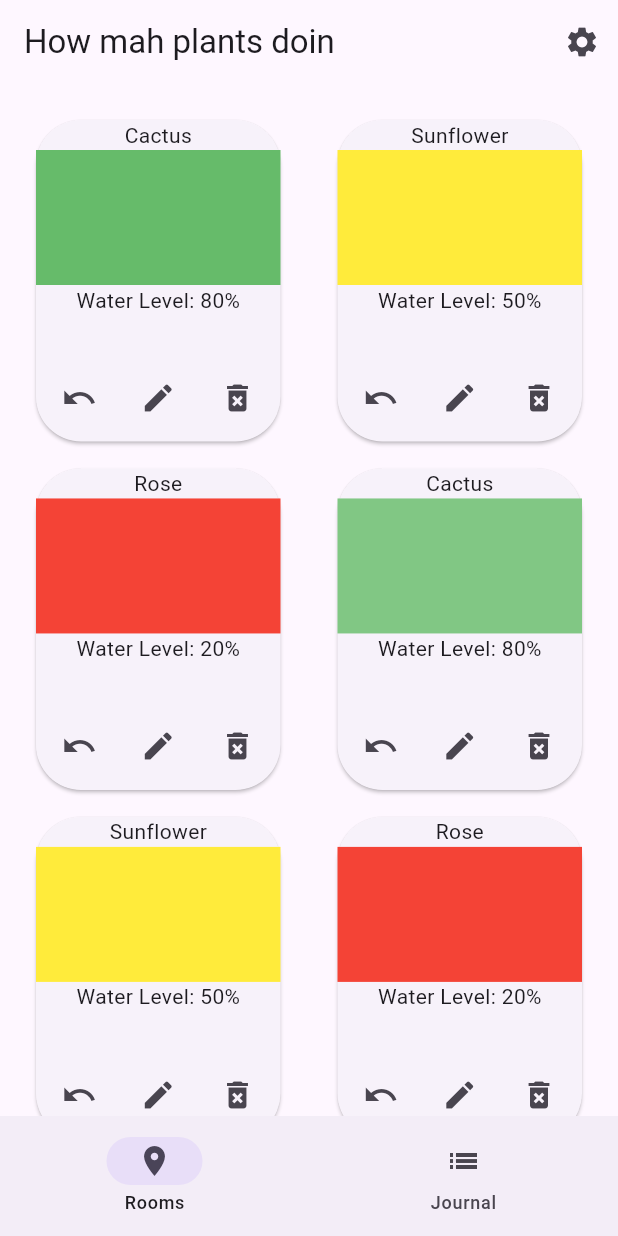
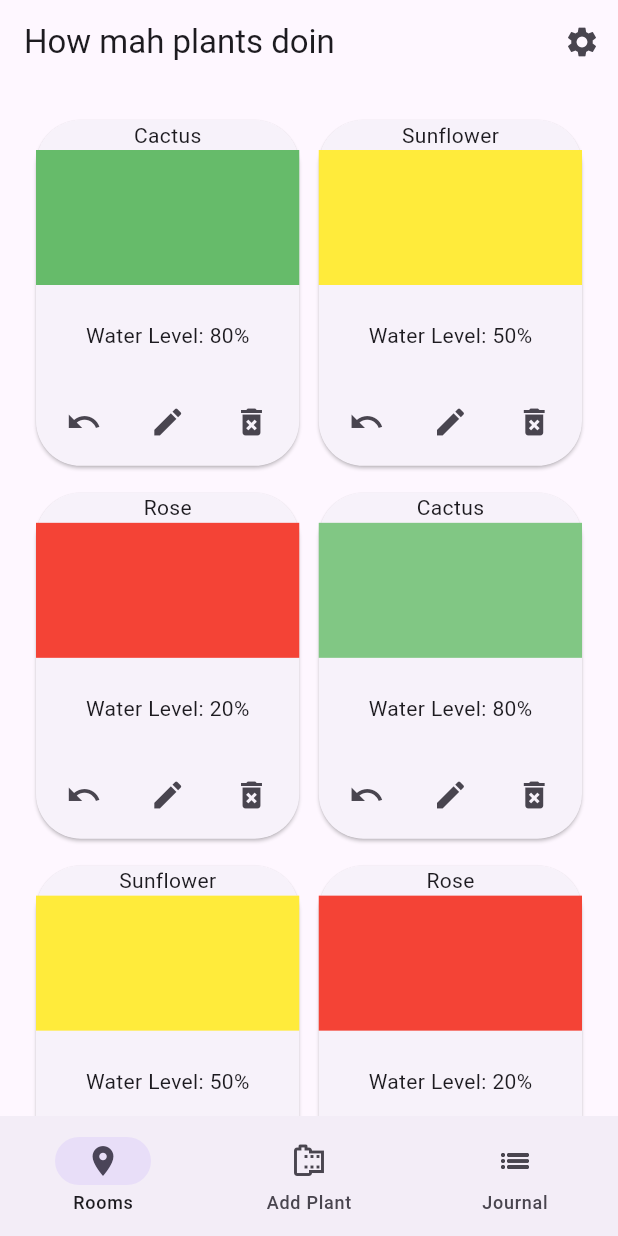
Before and after one commit to bromi0/simple_water_tracker, a Flutter app: the screen it shows after launch, on a phone screen of 412 x 824 dp. Run offline on Flutter 3.47's test engine with Material 3 defaults, Android fonts, the phone set to English and light mode, and no system bars; our stand-ins replace camera, shared_preferences; generated files the repository leaves out were written again.

Commit message:
Add camera functionality, plant adding, icons

```diff
--- a/lib/src/app.dart
+++ b/lib/src/app.dart
@@ -1,20 +1,23 @@
+import 'package:camera/camera.dart';
 import 'package:flutter/material.dart';
 import 'package:flutter_gen/gen_l10n/app_localizations.dart';
 import 'package:flutter_localizations/flutter_localizations.dart';
+import 'package:provider/provider.dart';
+import 'package:simple_water_tracker/src/camera/take_picture_screen.dart';
 
 import 'sample_feature/sample_item_details_view.dart';
 import 'sample_feature/plant_list_view.dart';
+import 'services/plant_service.dart';
 import 'settings/settings_controller.dart';
 import 'settings/settings_view.dart';
 
 /// The Widget that configures your application.
 class MyApp extends StatelessWidget {
-  const MyApp({
-    super.key,
-    required this.settingsController,
-  });
+  const MyApp(
+      {super.key, required this.settingsController, required this.mainCamera});
 
   final SettingsController settingsController;
+  final CameraDescription mainCamera;
 
   @override
   Widget build(BuildContext context) {
@@ -25,7 +28,9 @@ class MyApp extends StatelessWidget {
     return ListenableBuilder(
       listenable: settingsController,
       builder: (BuildContext context, Widget? child) {
-        return MaterialApp(
+        return ChangeNotifierProvider(
+          create: (context) => PlantService(),
+          child: MaterialApp(
             // Providing a restorationScopeId allows the Navigator built by the
             // MaterialApp to restore the navigation stack when a user leaves and
             // returns to the app after it has been killed while running in the
@@ -71,6 +76,8 @@ class MyApp extends StatelessWidget {
                       return SettingsView(controller: settingsController);
                     case SampleItemDetailsView.routeName:
                       return const SampleItemDetailsView();
+                    case TakePictureScreen.routeName:
+                      return TakePictureScreen(camera: mainCamera);
                     case PlantListView.routeName:
                     default:
                       return const PlantListView();
@@ -78,6 +85,7 @@ class MyApp extends StatelessWidget {
                 },
               );
             },
+          ),
         );
       },
     );
--- a/lib/src/sample_feature/plant_data.dart
+++ b/lib/src/sample_feature/plant_data.dart
@@ -1,5 +1,9 @@
+import 'dart:io';
+
+import 'package:camera/camera.dart';
 import 'package:flutter/material.dart';
 import 'package:json_annotation/json_annotation.dart';
+import 'package:path_provider/path_provider.dart';
 import 'package:uuid/uuid.dart';
 
 part 'plant_data.g.dart';
@@ -11,7 +15,10 @@ class PlantData {
     required this.waterLevel,
     this.color = Colors.green,
     this.wateringInterval = 7,
-  }) : id = const Uuid().v4();
+    XFile? picture,
+  }) : id = const Uuid().v4() {
+    savePictureToFile(picture);
+  }
 
   final String id; // UUID
   @JsonKey(defaultValue: "Unknown")
@@ -22,6 +29,7 @@ class PlantData {
   @ColorSerializer()
   final Color color; // Represents the plant photo for now
   int wateringInterval; // Desired watering interval in days
+  String? picturePath;
 
   @JsonKey(includeToJson: true, includeFromJson: true)
   List<WateringRecord> _wateringHistory =
@@ -31,6 +39,16 @@ class PlantData {
       _$PlantDataFromJson(json);
 
   Map<String, dynamic> toJson() => _$PlantDataToJson(this);
+
+  Future<void> savePictureToFile(XFile? picture) async {
+    if (picture == null) return;
+
+    final directory = await getApplicationDocumentsDirectory();
+    final filePath = '${directory.path}/$id.jpg';
+    final file = File(filePath);
+    await file.writeAsBytes(await picture.readAsBytes());
+    picturePath = filePath;
+  }
 
   void waterPlant() {
     if (waterLevel < 100) {
--- a/lib/src/sample_feature/plant_list.dart
+++ b/lib/src/sample_feature/plant_list.dart
@@ -12,21 +12,25 @@ import 'plant_tile.dart';
 class PlantList extends StatelessWidget {
   const PlantList({super.key});
 
-  @override
+@override
   Widget build(BuildContext context) {
     return Consumer<PlantService>(
       builder: (context, store, child) {
         final plants = store.plants;
-        return GridView.count(
-            padding: const EdgeInsets.all(20),
-            crossAxisCount: 2,
-            crossAxisSpacing: 30,
+        return GridView.builder(
+          padding: const EdgeInsets.all(20),
+          gridDelegate: const SliverGridDelegateWithMaxCrossAxisExtent(
+            maxCrossAxisExtent: 200, // Adjust this value according to your needs
             mainAxisSpacing: 10,
-            childAspectRatio: (1 / 1.3),
-            children: List<PlantTile>.generate(plants.length, (index) {
-              final plant = plants[index];
-              return PlantTile(plant: plant);
-            }));
+            crossAxisSpacing: 5,
+            childAspectRatio: 1 / 1.3,
+          ),
+          itemCount: plants.length,
+          itemBuilder: (context, index) {
+            final plant = plants[index];
+            return PlantTile(plant: plant);
+          },
+        );
       },
     );
   }
--- a/lib/src/sample_feature/plant_list_view.dart
+++ b/lib/src/sample_feature/plant_list_view.dart
@@ -1,9 +1,8 @@
 import 'package:flutter/material.dart';
-import 'package:provider/provider.dart';
 
+import '../camera/take_picture_screen.dart';
 import '../settings/settings_view.dart';
 import 'plant_list.dart';
-import '../services/plant_service.dart';
 
 /// Displays a list of SampleItems.
 class PlantListView extends StatelessWidget {
@@ -30,19 +29,30 @@ class PlantListView extends StatelessWidget {
             ),
           ],
         ),
-        body: ChangeNotifierProvider(
-            create: (context) => PlantService(), child: const PlantList()),
-        bottomNavigationBar: NavigationBar(destinations: const <Widget>[
+        body: const PlantList(),
+        bottomNavigationBar: NavigationBar(
+          destinations: const <Widget>[
             NavigationDestination(
               selectedIcon: Icon(Icons.room),
               icon: Icon(Icons.room_outlined),
               label: 'Rooms',
             ),
             NavigationDestination(
+              selectedIcon: Icon(Icons.camera_roll),
+              icon: Icon(Icons.camera_roll_outlined),
+              label: 'Add Plant',
+            ),
+            NavigationDestination(
               selectedIcon: Icon(Icons.list),
               icon: Icon(Icons.list_outlined),
               label: 'Journal',
             ),
-        ]));
+          ],
+          onDestinationSelected: (int index) {
+            if (index == 1) {
+              Navigator.pushNamed(context, TakePictureScreen.routeName);
+            }
+          },
+        ));
   }
 }
--- a/lib/src/sample_feature/plant_tile.dart
+++ b/lib/src/sample_feature/plant_tile.dart
@@ -1,3 +1,5 @@
+import 'dart:io';
+
 import 'package:flutter/material.dart';
 import 'package:provider/provider.dart';
 import 'package:simple_water_tracker/src/sample_feature/plant_data.dart';
@@ -32,11 +34,19 @@ class PlantTile extends StatelessWidget {
         },
         child: Column(children: [
           Text(plant.name),
-          Container(
-            width: double.infinity,
-            height: 90,
-            color: plant.color,
-          ),
+          plant.picturePath == null
+              ? Container(
+                  width: double.infinity,
+                  height: 90,
+                  color: plant.color,
+                )
+              : Image.file(
+                  File(plant.picturePath!),
+                  width: double.infinity,
+                  height: 90,
+                  fit: BoxFit.cover,
+                ),
+          const Spacer(),
           Text('Water Level: ${plant.waterLevel}%'),
           const Spacer(),
           Padding(
--- a/pubspec.yaml
+++ b/pubspec.yaml
@@ -10,11 +10,14 @@ environment:
   sdk: '>=3.3.2 <4.0.0'
 
 dependencies:
+  camera: ^0.10.5+9
   flutter:
     sdk: flutter
   flutter_localizations:
     sdk: flutter
   json_annotation: ^4.8.1
+  path: ^1.9.0
+  path_provider: ^2.1.2
   provider: ^6.1.2
   shared_preferences: ^2.2.2
   uuid: ^4.3.0
```
Also changed, not shown: lib/main.dart (+9 -1 lines), lib/src/camera/take_picture_screen.dart (added, +126 -0 lines), lib/src/sample_feature/plant_data.g.dart, pubspec.lock, 18 other files. Lines whose indentation alone changed are shown as unchanged.
